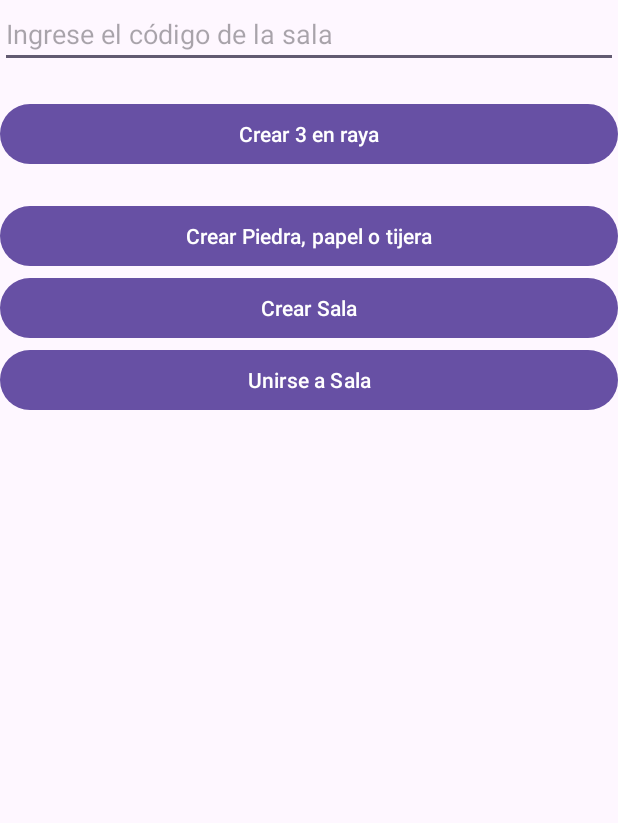
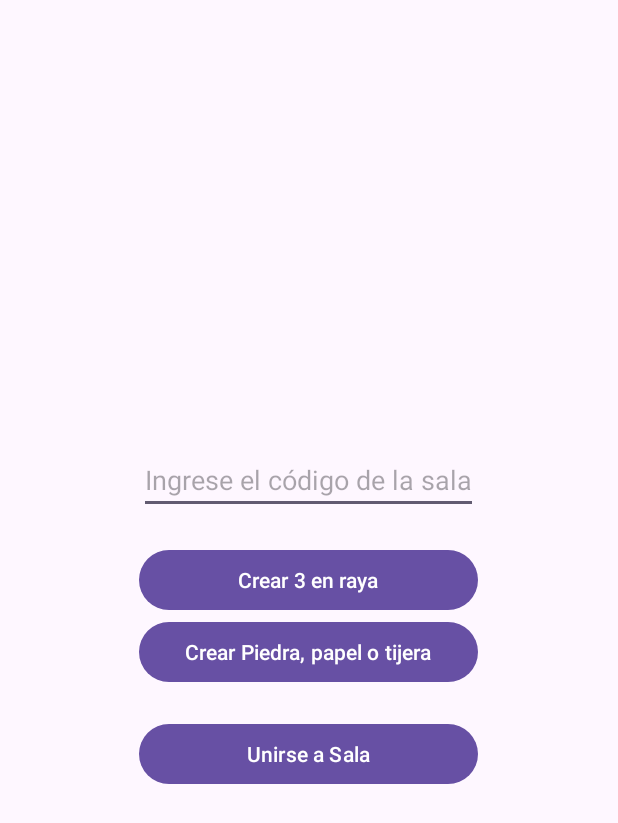
Before and after one commit to AnxoAbueloVeira/TT_PS, an Android app: the screen it shows after launch (MainActivity), on a phone screen of 412 x 824 dp. Shown: the top 823 px of the screen. Run offline under Robolectric (Android 15) with nearby library versions, the phone set to English and light mode, and no system bars; our stand-ins replace Firebase (no records; nobody signed in at launch, a user with empty details on screens opened directly).

Commit message:
Mejoras UI MainActivity e internacionalización

```diff
--- a/TTPS/app/src/main/res/layout/activity_main.xml
+++ b/TTPS/app/src/main/res/layout/activity_main.xml
@@ -5,7 +5,13 @@
     android:layout_width="match_parent"
     android:layout_height="match_parent"
     android:orientation="vertical"
+    android:gravity="center"
     tools:context=".MainActivity">
+
+    <LinearLayout
+        android:layout_width="wrap_content"
+        android:layout_height="wrap_content"
+        android:orientation="vertical">
 
         <EditText
             android:id="@+id/et_code"
@@ -24,21 +30,15 @@
             android:id="@+id/but_create_rps"
             android:layout_width="match_parent"
             android:layout_height="wrap_content"
-        android:text="@string/but_create_rps"
-        android:layout_marginTop="20dp"/>
-
-    <Button
-        android:id="@+id/but_create"
-        android:layout_width="match_parent"
-        android:layout_height="wrap_content"
-        android:text="@string/but_create"/>
+            android:text="@string/but_create_rps" />
 
         <Button
             android:id="@+id/but_join"
             android:layout_width="match_parent"
             android:layout_height="wrap_content"
-        android:text="@string/but_join"/>
-
-
+            android:text="@string/but_join"
+            android:layout_marginTop="20dp"/>
 
     </LinearLayout>
+
+</LinearLayout>
```
Also changed, not shown: 1 other file. Lines whose indentation alone changed are shown as unchanged.
